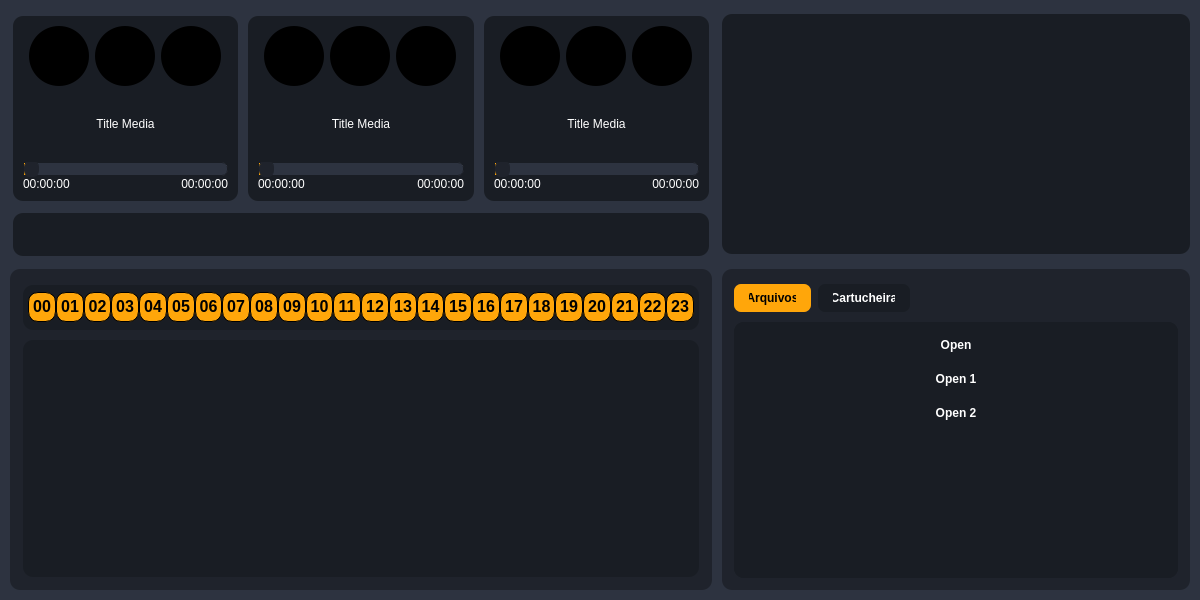
Qt form UI/player.ui (BrunoCardosoFS/NaxiStudioMix) before a commit.
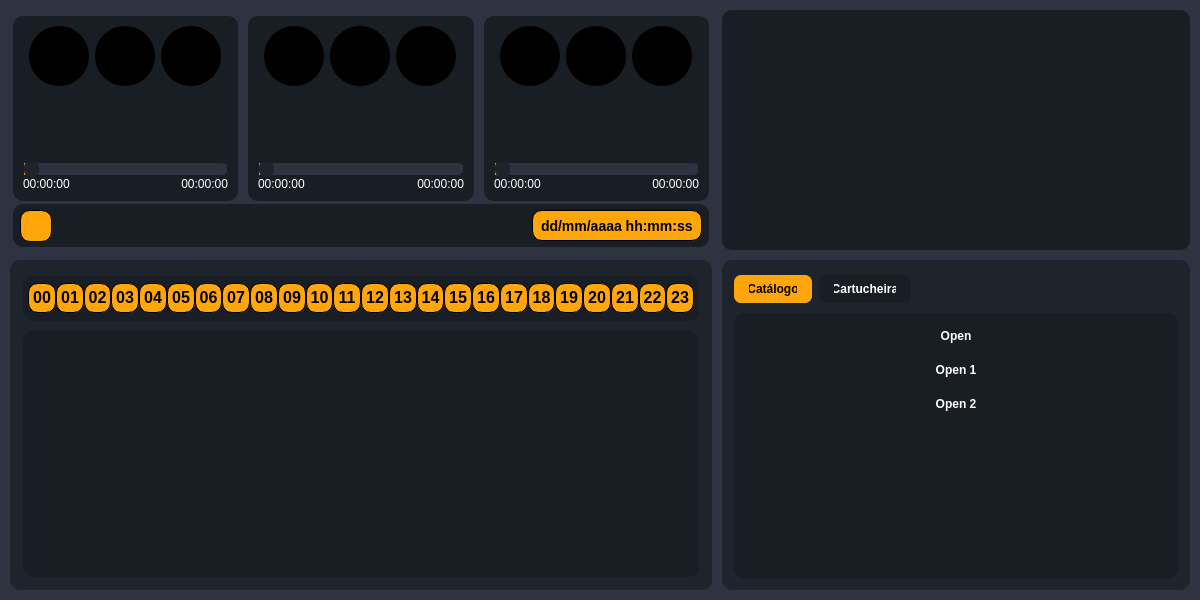
The same form after that commit. The open tabs and pages were chosen to show the change. Icons and pictures are not drawn.

Commit message: Created the clock

What changed in the file:
```diff
--- a/UI/player.ui
+++ b/UI/player.ui
@@ -680,9 +680,15 @@
     border-radius: 10px;
     color: #000;
     background-color: #FFA60A;
-    border: 1px solid #000;
+    border: 1px solid  #000;
 	padding:0px;
 	padding-top:-2px;
+}
+
+QPushButton:hover{
+    color: #b2b2b2;
+	background-color: #2d333f;
+    /*background-color: #FFA60A;*/
 }</string>
          </property>
          <layout class="QHBoxLayout" name="playlistHoursLayout" stretch="1,1,1,1,1,1,1,1,1,1,1,1,1,1,1,1,1,1,1,1,1,1,1,1">
@@ -1311,7 +1317,7 @@
           <enum>QTabWidget::Rounded</enum>
          </property>
          <property name="currentIndex">
-          <number>1</number>
+          <number>0</number>
          </property>
          <property name="elideMode">
           <enum>Qt::ElideNone</enum>
@@ -1331,12 +1337,12 @@
          <property name="tabBarAutoHide">
           <bool>false</bool>
          </property>
-         <widget class="QWidget" name="files">
+         <widget class="QWidget" name="catalog">
           <property name="styleSheet">
            <string notr="true"/>
           </property>
           <attribute name="title">
-           <string>Arquivos</string>
+           <string>Catálogo</string>
           </attribute>
           <layout class="QVBoxLayout" name="filesLayout">
            <item>
@@ -1746,7 +1752,7 @@
              <item>
               <widget class="QLabel" name="player1Title">
                <property name="text">
-                <string>Title Media</string>
+                <string/>
                </property>
                <property name="alignment">
                 <set>Qt::AlignCenter</set>
@@ -1996,7 +2002,7 @@
              <item>
               <widget class="QLabel" name="player2Title">
                <property name="text">
-                <string>Title Media</string>
+                <string/>
                </property>
                <property name="alignment">
                 <set>Qt::AlignCenter</set>
@@ -2249,7 +2255,7 @@
                 </sizepolicy>
                </property>
                <property name="text">
-                <string>Title Media</string>
+                <string/>
                </property>
                <property name="alignment">
                 <set>Qt::AlignCenter</set>
@@ -2360,9 +2366,116 @@
 border-radius: 10px;
 border: none;
 margin-top:2px;
+}
+
+QGroupBox#toolsArea QPushButton, QGroupBox#toolsArea QWidget#timeArea{
+	background: #ffa60a;
+	border-radius: 10px;
+	border: 1px solid #000;
+	color: #000;
+	font-weight: bold;
+}
+
+QGroupBox#toolsArea QLabel{
+	color: #000;
+	font-weight: bold;
+	font-size: 14px;
+	border: none;
 }</string>
          </property>
-         <layout class="QHBoxLayout" name="horizontalLayout_4"/>
+         <layout class="QHBoxLayout" name="horizontalLayout_4">
+          <property name="spacing">
+           <number>5</number>
+          </property>
+          <property name="leftMargin">
+           <number>7</number>
+          </property>
+          <property name="topMargin">
+           <number>8</number>
+          </property>
+          <property name="rightMargin">
+           <number>7</number>
+          </property>
+          <property name="bottomMargin">
+           <number>7</number>
+          </property>
+          <item>
+           <widget class="QPushButton" name="pushButton_2">
+            <property name="sizePolicy">
+             <sizepolicy hsizetype="Fixed" vsizetype="Fixed">
+              <horstretch>0</horstretch>
+              <verstretch>0</verstretch>
+             </sizepolicy>
+            </property>
+            <property name="minimumSize">
+             <size>
+              <width>32</width>
+              <height>32</height>
+             </size>
+            </property>
+            <property name="maximumSize">
+             <size>
+              <width>32</width>
+              <height>32</height>
+             </size>
+            </property>
+            <property name="cursor">
+             <cursorShape>PointingHandCursor</cursorShape>
+            </property>
+            <property name="text">
+             <string/>
+            </property>
+            <property name="icon">
+             <iconset resource="forms/player.qrc">
+              <normaloff>:/images/icons/config.svg</normaloff>:/images/icons/config.svg</iconset>
+            </property>
+            <property name="iconSize">
+             <size>
+              <width>23</width>
+              <height>23</height>
+             </size>
+            </property>
+           </widget>
+          </item>
+          <item>
+           <spacer name="horizontalSpacer">
+            <property name="orientation">
+             <enum>Qt::Horizontal</enum>
+            </property>
+            <property name="sizeHint" stdset="0">
+             <size>
+              <width>40</width>
+              <height>20</height>
+             </size>
+            </property>
+           </spacer>
+          </item>
+          <item>
+           <widget class="QWidget" name="timeArea" native="true">
+            <property name="sizePolicy">
+             <sizepolicy hsizetype="Preferred" vsizetype="Fixed">
+              <horstretch>0</horstretch>
+              <verstretch>0</verstretch>
+             </sizepolicy>
+            </property>
+            <property name="minimumSize">
+             <size>
+              <width>0</width>
+              <height>31</height>
+             </size>
+            </property>
+            <layout class="QHBoxLayout" name="horizontalLayout_2">
+             <item>
+              <widget class="QLabel" name="dateTime">
+               <property name="text">
+                <string>dd/mm/aaaa hh:mm:ss</string>
+               </property>
+              </widget>
+             </item>
+            </layout>
+           </widget>
+          </item>
+         </layout>
         </widget>
        </item>
       </layout>
```
The commit also changes 2 other files.
